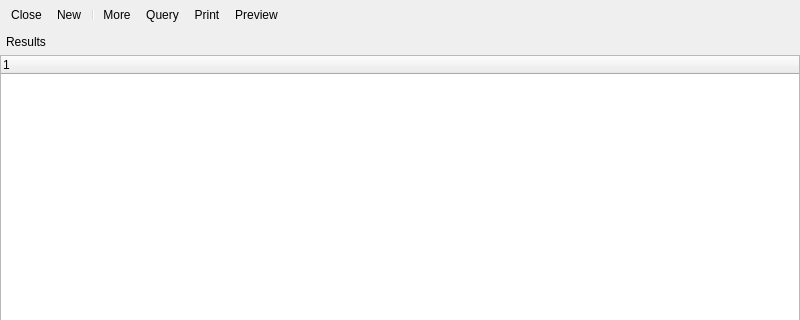
Above: xtuple/trunk/guiclient/display.ui from WooodHead/xtuple before the change; both pictures show x 0 to 800 and y 0 to 320 of the 800 by 600 pixel window. Below: the same form after it.
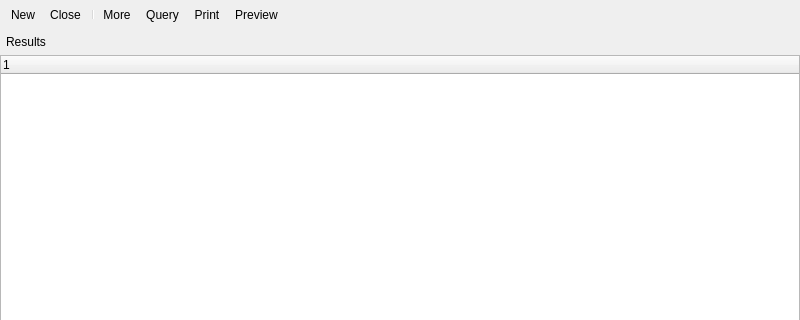
That is the form after the change. Custom widgets are drawn as their Qt base class.

```diff
--- a/xtuple/trunk/guiclient/display.ui
+++ b/xtuple/trunk/guiclient/display.ui
@@ -25,8 +25,8 @@
      <property name="toolButtonStyle">
       <enum>Qt::ToolButtonTextBesideIcon</enum>
      </property>
-     <addaction name="_close"/>
      <addaction name="_new"/>
+     <addaction name="_close"/>
      <addaction name="separator"/>
      <addaction name="_more"/>
      <addaction name="_query"/>
```
